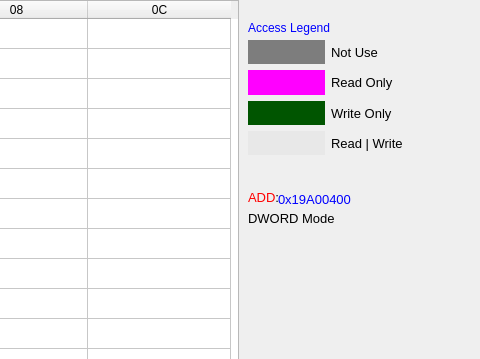
hooloong/gitpython, file twoFirst01/DimmingDebugger_Readback_SX7/Dimpages.ui: the form before one commit; both pictures show x 532 to 1012 and y 0 to 359 of the 1012 by 744 pixel window.
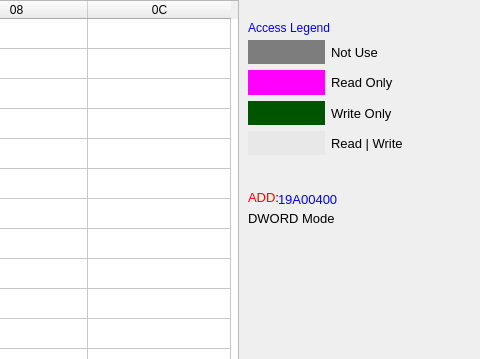
The form after the commit.

Patch:
```diff
--- a/twoFirst01/DimmingDebugger_Readback_SX7/Dimpages.ui
+++ b/twoFirst01/DimmingDebugger_Readback_SX7/Dimpages.ui
@@ -453,7 +453,7 @@
     <string notr="true">color: rgb(0, 0, 255);</string>
    </property>
    <property name="text">
-    <string>0x19A00400</string>
+    <string>19A00400</string>
    </property>
   </widget>
  </widget>
```
Left out of the diff: 3 changed lines with no effect on the pictures.
